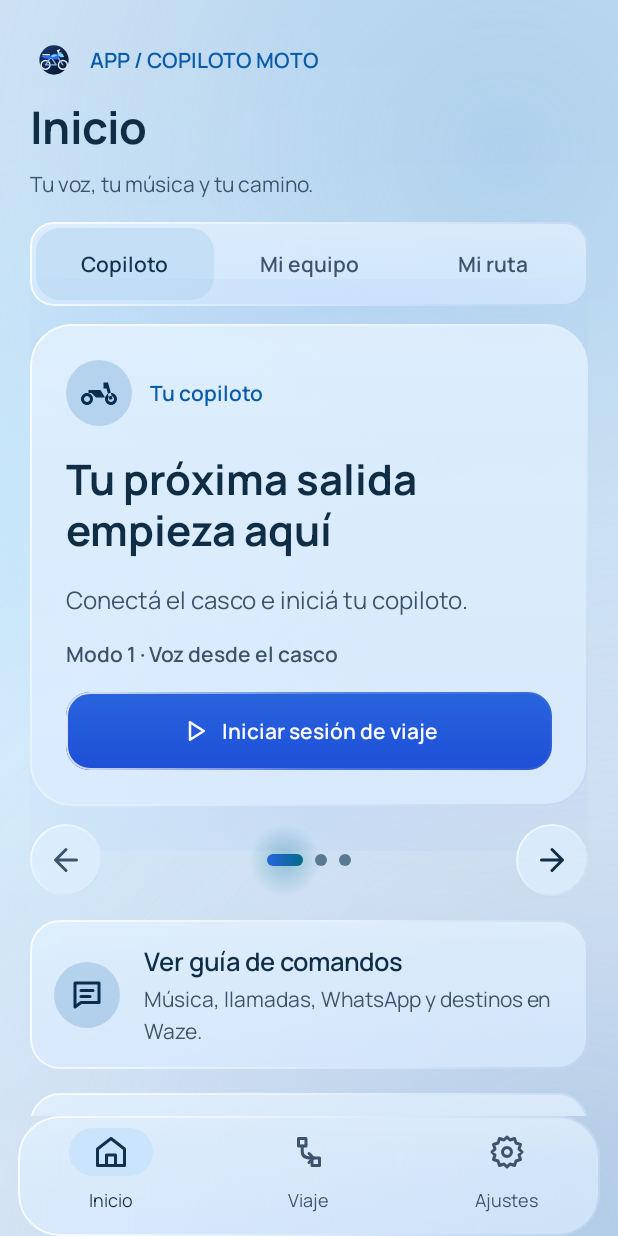
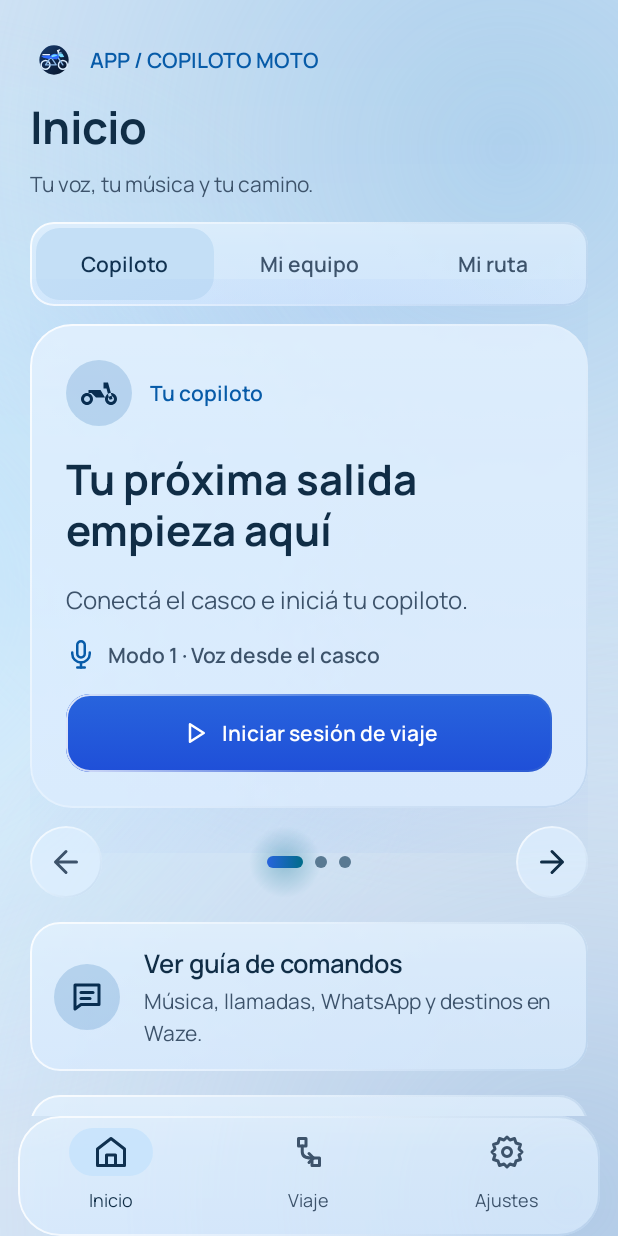
Before and after one commit to Gust4av033/APP-Copiloto-Moto, an Android app built with Jetpack Compose: the screen it shows after launch (MainActivity), on a phone screen of 412 x 824 dp. Run offline under Robolectric (Android 15) with nearby library versions, the light colour scheme and no system bars; libraries missing offline, so code that uses them is left out: com.openwakeword; pictures from the network do not load.

Commit message:
Fix activation-row resource import and align single-rim tokens

```diff
--- a/app/src/main/java/com/gust4av033/appcopilotomoto/presentation/components/JourneyHero.kt
+++ b/app/src/main/java/com/gust4av033/appcopilotomoto/presentation/components/JourneyHero.kt
@@ -12,6 +12,7 @@ import androidx.compose.material3.Text
 import androidx.compose.runtime.Composable
 import androidx.compose.ui.Alignment
 import androidx.compose.ui.Modifier
+import androidx.compose.ui.res.painterResource
 import androidx.compose.ui.res.stringResource
 import androidx.compose.ui.semantics.LiveRegionMode
 import androidx.compose.ui.semantics.liveRegion
--- a/app/src/main/java/com/gust4av033/appcopilotomoto/presentation/theme/Glass.kt
+++ b/app/src/main/java/com/gust4av033/appcopilotomoto/presentation/theme/Glass.kt
@@ -66,7 +66,6 @@ object Glass {
     val cardRadius = 20.dp
     val controlRadius = 16.dp
     val rimWidth = 1.dp
-    val innerRimWidth = 1.dp
     val iconTileSize = 44.dp
     val iconSize = 24.dp
     val iconButtonSize = 48.dp
@@ -88,7 +87,6 @@ object Glass {
     const val heroGlowAlpha = .10f
     const val nightReflectionAlpha = .07f
     const val dayReflectionAlpha = .12f
-    const val innerRimAlpha = 0f
     const val nightLowerReflectionAlpha = .025f
     const val reflectionFalloff = .30f
     const val iconTintAlpha = .18f
--- a/app/src/main/res/values/brand_colors.xml
+++ b/app/src/main/res/values/brand_colors.xml
@@ -1 +1 @@
-<resources><color name="launcher_background">#040A1C</color></resources>
+<resources><color name="launcher_background">#050C1D</color></resources>
```
Also changed, not shown: 2 other files.
